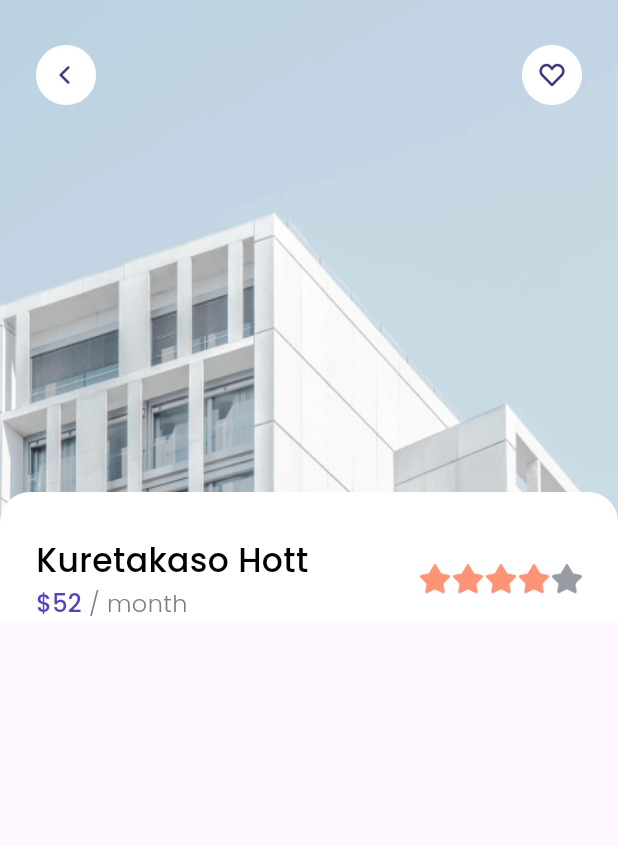
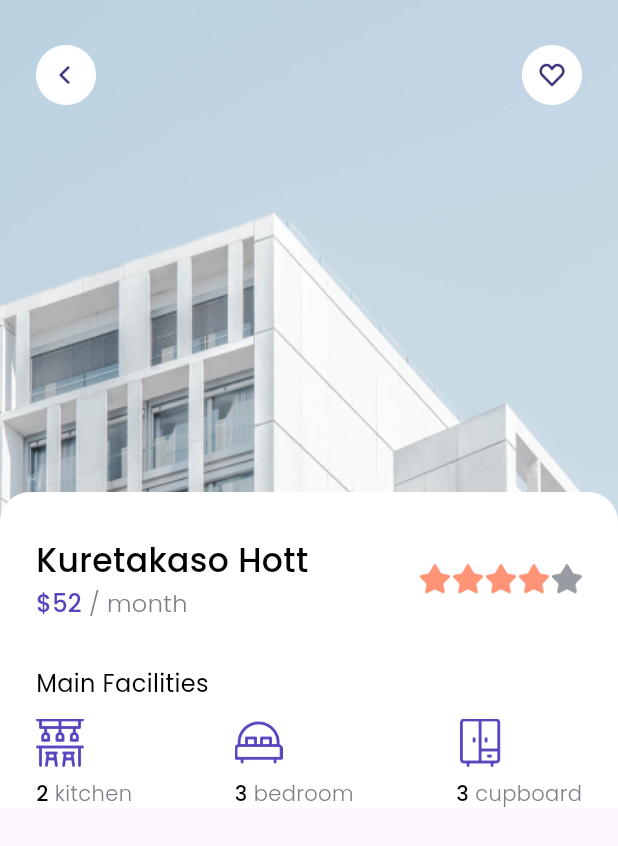
Before and after one commit to sandilokaa/cozy_flutter, a Flutter app: the DetailPage screen opened directly, on a phone screen of 412 x 824 dp. Shown: the top 846 px of the screen. Run offline on Flutter 3.47's test engine with Material 3 defaults, Android fonts, the phone set to English and light mode, and no system bars; our stand-ins replace google_fonts.

Commit message:
chore: add facility item

```diff
--- a/lib/pages/detail_page.dart
+++ b/lib/pages/detail_page.dart
@@ -1,4 +1,5 @@
 import 'package:cozy_flutter/theme.dart';
+import 'package:cozy_flutter/widgets/facility_item.dart';
 import 'package:flutter/material.dart';
 
 class DetailPage extends StatelessWidget {
@@ -29,6 +30,7 @@ class DetailPage extends StatelessWidget {
                     color: whiteColor,
                   ),
                   child: Column(
+                    crossAxisAlignment: CrossAxisAlignment.start,
                     children: [
                       SizedBox(height: 30),
                       Padding(
@@ -82,6 +84,38 @@ class DetailPage extends StatelessWidget {
                           ],
                         ),
                       ),
+                      SizedBox(height: 30),
+                      Padding(
+                        padding: EdgeInsets.only(left: edge),
+                        child: Text(
+                          'Main Facilities',
+                          style: regularTextStyle.copyWith(fontSize: 16),
+                        ),
+                      ),
+                      SizedBox(height: 12),
+                      Padding(
+                        padding: EdgeInsets.symmetric(horizontal: edge),
+                        child: Row(
+                          mainAxisAlignment: MainAxisAlignment.spaceBetween,
+                          children: [
+                            FacilityItem(
+                              name: 'kitchen',
+                              imageUrl: 'assets/icon_kitchen.png',
+                              total: 2,
+                            ),
+                            FacilityItem(
+                              name: 'bedroom',
+                              imageUrl: 'assets/icon_bed.png',
+                              total: 3,
+                            ),
+                            FacilityItem(
+                              name: 'cupboard',
+                              imageUrl: 'assets/icon_cupboard.png',
+                              total: 3,
+                            ),
+                          ],
+                        ),
+                      ),
                     ],
                   ),
                 ),
--- /dev/null
+++ b/lib/widgets/facility_item.dart
@@ -0,0 +1,38 @@
+import 'package:cozy_flutter/theme.dart';
+import 'package:flutter/material.dart';
+
+class FacilityItem extends StatelessWidget {
+  final String name;
+  final String imageUrl;
+  final int total;
+
+  const FacilityItem({
+    super.key,
+    required this.name,
+    required this.imageUrl,
+    required this.total,
+  });
+
+  @override
+  Widget build(BuildContext context) {
+    return Column(
+      crossAxisAlignment: CrossAxisAlignment.start,
+      children: [
+        Image.asset(imageUrl, width: 32),
+        SizedBox(height: 8),
+        Text.rich(
+          TextSpan(
+            text: '$total',
+            style: blackTextStyle.copyWith(fontSize: 14),
+            children: [
+              TextSpan(
+                text: ' $name',
+                style: greyextStyle.copyWith(fontSize: 14),
+              ),
+            ],
+          ),
+        ),
+      ],
+    );
+  }
+}
```
